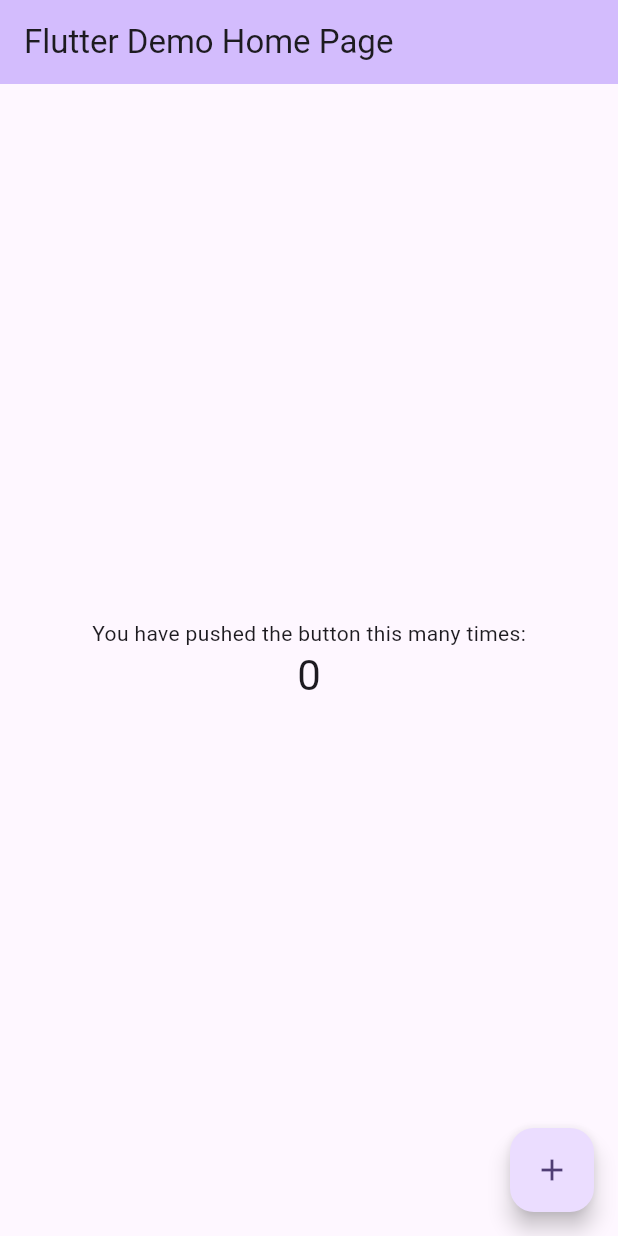
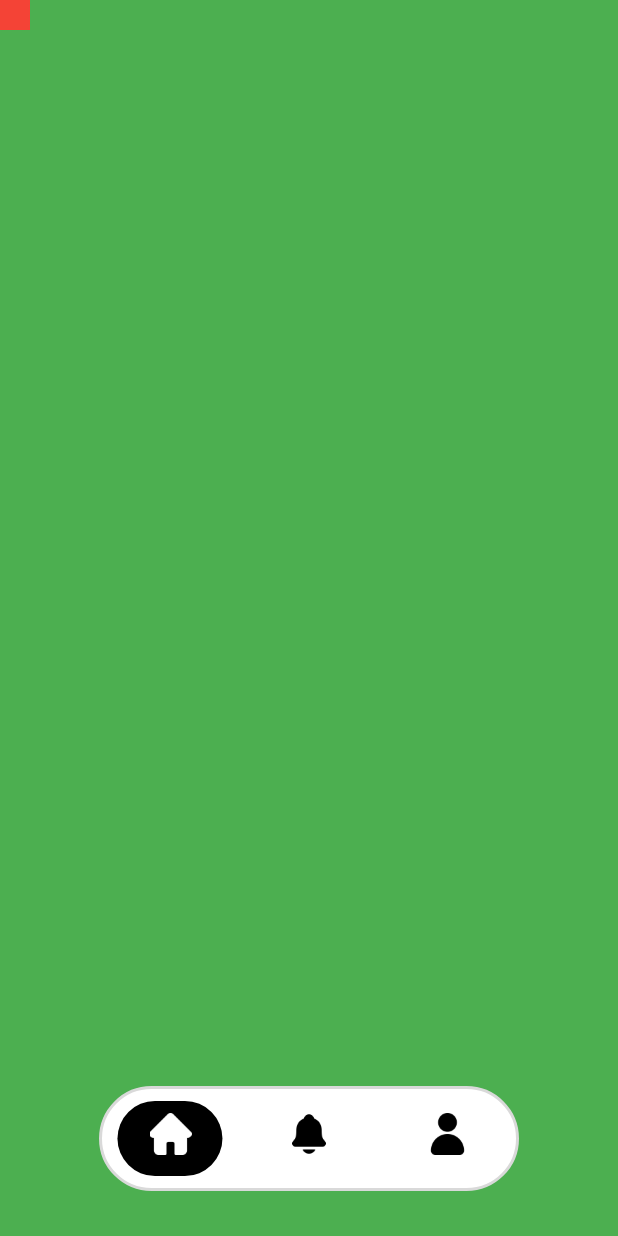
Before and after one commit to WiggleWoggle/DropDeck, a Flutter app: the screen it shows after launch, on a phone screen of 412 x 824 dp. Run offline on Flutter 3.47's test engine with Material 3 defaults, Android fonts, the phone set to English and light mode, and no system bars; our stand-ins replace device_preview.

Commit message:
working floating navbar
- switches pages when clicking the icon
- cool little scale swap animation
- black background easing behind
- todo: maybe one side of the black icon background scales down in the direction its going to so it can have a liquid kind of effect?

```diff
--- /dev/null
+++ b/devtools_options.yaml
@@ -0,0 +1,3 @@
+description: This file stores settings for Dart & Flutter DevTools.
+documentation: https://docs.flutter.dev/tools/devtools/extensions#configure-extension-enablement-states
+extensions:
--- a/lib/main.dart
+++ b/lib/main.dart
@@ -1,3 +1,6 @@
+import 'package:clothing_app/pages/AccountPage.dart';
+import 'package:clothing_app/pages/HomePage.dart';
+import 'package:clothing_app/pages/NotificationsPage.dart';
 import 'package:device_preview/device_preview.dart';
 import 'package:flutter/material.dart';
 
@@ -13,116 +16,138 @@ void main() {
 class MyApp extends StatelessWidget {
   const MyApp({super.key});
 
-  // This widget is the root of your application.
   @override
   Widget build(BuildContext context) {
     return MaterialApp(
-      title: 'Flutter Demo',
-      theme: ThemeData(
-        // This is the theme of your application.
-        //
-        // TRY THIS: Try running your application with "flutter run". You'll see
-        // the application has a purple toolbar. Then, without quitting the app,
-        // try changing the seedColor in the colorScheme below to Colors.green
-        // and then invoke "hot reload" (save your changes or press the "hot
-        // reload" button in a Flutter-supported IDE, or press "r" if you used
-        // the command line to start the app).
-        //
-        // Notice that the counter didn't reset back to zero; the application
-        // state is not lost during the reload. To reset the state, use hot
-        // restart instead.
-        //
-        // This works for code too, not just values: Most code changes can be
-        // tested with just a hot reload.
-        colorScheme: ColorScheme.fromSeed(seedColor: Colors.deepPurple),
+      home: Scaffold(
+        backgroundColor: Colors.white,
+        body: BottomTabSwitcher(),
       ),
-      home: const MyHomePage(title: 'Flutter Demo Home Page'),
+      routes: {
+        '/homepage': (context) => HomePage(),
+        '/notificationspage': (context) => NotificationsPage(),
+        '/accountpage': (context) => AccountPage(),
+      },
     );
   }
 }
 
-class MyHomePage extends StatefulWidget {
-  const MyHomePage({super.key, required this.title});
-
-  // This widget is the home page of your application. It is stateful, meaning
-  // that it has a State object (defined below) that contains fields that affect
-  // how it looks.
-
-  // This class is the configuration for the state. It holds the values (in this
-  // case the title) provided by the parent (in this case the App widget) and
-  // used by the build method of the State. Fields in a Widget subclass are
-  // always marked "final".
-
-  final String title;
+class BottomTabSwitcher extends StatefulWidget {
+  BottomTabSwitcher({Key? key}) : super(key : key);
 
   @override
-  State<MyHomePage> createState() => _MyHomePageState();
+  State<BottomTabSwitcher> createState() => _BottomTabSwitcherState();
 }
 
-class _MyHomePageState extends State<MyHomePage> {
-  int _counter = 0;
+class _BottomTabSwitcherState extends State<BottomTabSwitcher> {
 
-  void _incrementCounter() {
-    setState(() {
-      // This call to setState tells the Flutter framework that something has
-      // changed in this State, which causes it to rerun the build method below
-      // so that the display can reflect the updated values. If we changed
-      // _counter without calling setState(), then the build method would not be
-      // called again, and so nothing would appear to happen.
-      _counter++;
-    });
-  }
+  int currentIndex = 0;
+
+  final pages = [
+    HomePage(),
+    NotificationsPage(),
+    AccountPage()
+  ];
 
   @override
   Widget build(BuildContext context) {
-    // This method is rerun every time setState is called, for instance as done
-    // by the _incrementCounter method above.
-    //
-    // The Flutter framework has been optimized to make rerunning build methods
-    // fast, so that you can just rebuild anything that needs updating rather
-    // than having to individually change instances of widgets.
-    return Scaffold(
-      appBar: AppBar(
-        // TRY THIS: Try changing the color here to a specific color (to
-        // Colors.amber, perhaps?) and trigger a hot reload to see the AppBar
-        // change color while the other colors stay the same.
-        backgroundColor: Theme.of(context).colorScheme.inversePrimary,
-        // Here we take the value from the MyHomePage object that was created by
-        // the App.build method, and use it to set our appbar title.
-        title: Text(widget.title),
-      ),
-      body: Center(
-        // Center is a layout widget. It takes a single child and positions it
-        // in the middle of the parent.
-        child: Column(
-          // Column is also a layout widget. It takes a list of children and
-          // arranges them vertically. By default, it sizes itself to fit its
-          // children horizontally, and tries to be as tall as its parent.
-          //
-          // Column has various properties to control how it sizes itself and
-          // how it positions its children. Here we use mainAxisAlignment to
-          // center the children vertically; the main axis here is the vertical
-          // axis because Columns are vertical (the cross axis would be
-          // horizontal).
-          //
-          // TRY THIS: Invoke "debug painting" (choose the "Toggle Debug Paint"
-          // action in the IDE, or press "p" in the console), to see the
-          // wireframe for each widget.
-          mainAxisAlignment: MainAxisAlignment.center,
-          children: <Widget>[
-            const Text('You have pushed the button this many times:'),
-            Text(
-              '$_counter',
-              style: Theme.of(context).textTheme.headlineMedium,
+    return Stack(
+      children: [
+        Positioned.fill(
+          child: pages[currentIndex],
+        ),
+
+        Padding(
+          padding: EdgeInsets.only(bottom: 30),
+          child: Align(
+            alignment: Alignment.bottomCenter,
+            child: Container(
+              width: 280,
+              height: 70,
+              decoration: BoxDecoration(
+                color: Colors.white,
+                borderRadius: BorderRadius.all(Radius.circular(60)),
+                border: Border.all(
+                  color: Color.fromRGBO(217, 217, 217, 1),
+                  width: 2.0,
+                ),
+              ),
+              child: Stack(
+                children: [
+                  //black rounded rectnagular icon background
+                  AnimatedAlign(
+                    alignment: getIconBackgroundAlignment(currentIndex),
+                    duration: Duration(milliseconds: 300),
+                    curve: Curves.easeInOutCirc,
+                    child: Container(
+                      width: 70,
+                      height: 50,
+                      decoration: BoxDecoration(
+                        color: Colors.black,
+                        borderRadius: BorderRadius.circular(30),
+                      ),
+                    ),
+                  ),
+
+                  //padding for icon row
+                  Padding(
+                    padding: EdgeInsets.only(top: 15),
+                    //icons
+                    child: Row(
+                      mainAxisAlignment: MainAxisAlignment.spaceAround,
+                      children: [
+                        buildNavIcon(index: 0, activePath: 'lib/icons/homeActive.png', inactivePath: 'lib/icons/homeInactive.png', size: 28),
+                        buildNavIcon(index: 1, activePath: 'lib/icons/notificationActive.png', inactivePath: 'lib/icons/notificationInactive.png', size: 30),
+                        buildNavIcon(index: 2, activePath: 'lib/icons/profileActive.png', inactivePath: 'lib/icons/profileInactive.png', size: 28),
+                      ],
+                    ),
+                  ),
+                ],
+              ),
             ),
-          ],
+          ),
         ),
-      ),
-      floatingActionButton: FloatingActionButton(
-        onPressed: _incrementCounter,
-        tooltip: 'Increment',
-        child: const Icon(Icons.add),
-      ), // This trailing comma makes auto-formatting nicer for build methods.
+      ],
     );
   }
+
+  Widget buildNavIcon({required int index, required String activePath, required String inactivePath, required double size,}) {
+    return GestureDetector(
+      onTap: () {
+        setState(() {
+          currentIndex = index;
+        });
+      },
+      child: AnimatedSwitcher(
+        duration: Duration(milliseconds: 250),
+        switchInCurve: Curves.easeInOut,
+        switchOutCurve: Curves.easeInOut,
+
+        //scale to swap anim
+        transitionBuilder: (child, animation) => FadeTransition(
+          opacity: animation,
+          child: ScaleTransition(
+            scale: animation,
+            child: child,
+          ),
+        ),
+        //TODO: try a little shake animation when selecting new tab?
+        //swapping image asset
+        child: Image.asset(currentIndex == index ? activePath : inactivePath, key: ValueKey<bool>(currentIndex == index), width: size, height: size,),
+      ),
+    );
+  }
+
+  Alignment getIconBackgroundAlignment(int index) {
+    switch (index) {
+      case 0:
+        return Alignment(-0.9, 0);
+      case 1:
+        return Alignment(0.0, 0);
+      case 2:
+        return Alignment(0.9, 0);
+      default:
+        return Alignment.center;
+    }
+  }
 }
--- /dev/null
+++ b/lib/pages/AccountPage.dart
@@ -0,0 +1,29 @@
+import 'package:flutter/cupertino.dart';
+import 'package:flutter/material.dart';
+
+class AccountPage extends StatefulWidget {
+
+  AccountPage({Key? key}) : super(key: key);
+
+  @override
+  State<AccountPage> createState() => _NotificationsPage();
+}
+
+class _NotificationsPage extends State<AccountPage> {
+
+  @override
+  Widget build(BuildContext context) {
+
+    return Scaffold(
+        backgroundColor: Colors.yellow,
+        body: Container(
+          color: Colors.red,
+          width: 20,
+          height: 20,
+          child: Align(
+            alignment: Alignment.center,
+          ),
+        )
+    );
+  }
+}
--- /dev/null
+++ b/lib/pages/HomePage.dart
@@ -0,0 +1,29 @@
+import 'package:flutter/cupertino.dart';
+import 'package:flutter/material.dart';
+
+class HomePage extends StatefulWidget {
+
+  HomePage({Key? key}) : super(key: key);
+
+  @override
+  State<HomePage> createState() => _HomePageState();
+}
+
+class _HomePageState extends State<HomePage> {
+
+  @override
+  Widget build(BuildContext context) {
+
+    return Scaffold(
+      backgroundColor: Colors.green,
+      body: Container(
+        color: Colors.red,
+        width: 20,
+        height: 20,
+        child: Align(
+          alignment: Alignment.center,
+        ),
+      )
+    );
+  }
+}
--- /dev/null
+++ b/lib/pages/NotificationsPage.dart
@@ -0,0 +1,29 @@
+import 'package:flutter/cupertino.dart';
+import 'package:flutter/material.dart';
+
+class NotificationsPage extends StatefulWidget {
+
+  NotificationsPage({Key? key}) : super(key: key);
+
+  @override
+  State<NotificationsPage> createState() => _NotificationsPage();
+}
+
+class _NotificationsPage extends State<NotificationsPage> {
+
+  @override
+  Widget build(BuildContext context) {
+
+    return Scaffold(
+        backgroundColor: Colors.red,
+        body: Container(
+          color: Colors.red,
+          width: 20,
+          height: 20,
+          child: Align(
+            alignment: Alignment.center,
+          ),
+        )
+    );
+  }
+}
```
Also changed, not shown: pubspec.yaml (+4 -18 lines), lib/icons/discoverActive.png (added), lib/icons/discoverInactive.png (added), lib/icons/homeActive.png (added), lib/icons/homeInactive.png (added), lib/icons/notificationActive.png (added), lib/icons/notificationInactive.png (added), lib/icons/profileActive.png (added), lib/icons/profileInactive.png (added).
